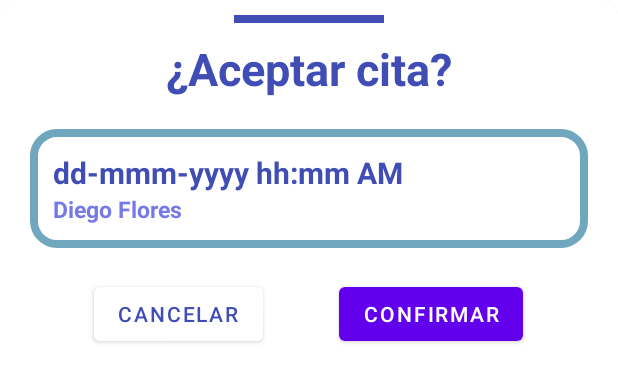
After one commit to DiegoMontes20/DealApp, an Android app: the layout fragment_citamodal.xml on its own in the app's theme, with its tools: preview values and no code run, on a phone screen of 412 x 824 dp. The commit adds this screen. Shown: the top 382 px of the screen. Run offline under Robolectric (Android 15) with nearby library versions, the phone set to English and light mode, and no system bars.

Commit message:
Diego Flores:
cambios recientes...

```diff
--- a/app/build.gradle
+++ b/app/build.gradle
@@ -49,6 +49,7 @@ dependencies {
     implementation 'androidx.navigation:navigation-fragment-ktx:2.3.0'
     implementation 'androidx.navigation:navigation-ui-ktx:2.3.0'
     implementation 'androidx.legacy:legacy-support-v4:1.0.0'
+    implementation 'androidx.recyclerview:recyclerview:1.2.1'
     testImplementation 'junit:junit:4.+'
     androidTestImplementation 'androidx.test.ext:junit:1.1.3'
     androidTestImplementation 'androidx.test.espresso:espresso-core:3.4.0'
--- a/app/src/main/java/mx/edu/utez/deal/proveedor/agenda/AgendaList.kt
+++ b/app/src/main/java/mx/edu/utez/deal/proveedor/agenda/AgendaList.kt
@@ -2,11 +2,23 @@ package mx.edu.utez.deal.proveedor.agenda
 
 import androidx.appcompat.app.AppCompatActivity
 import android.os.Bundle
+import android.widget.Toast
+import kotlinx.android.synthetic.main.activity_agenda_list.*
 import mx.edu.utez.deal.R
 
 class AgendaList : AppCompatActivity() {
     override fun onCreate(savedInstanceState: Bundle?) {
         super.onCreate(savedInstanceState)
         setContentView(R.layout.activity_agenda_list)
+
+        val citaModalFragment = CitaModalFragment()
+
+        listaAgenda.setOnItemClickListener { adapterView, view, position, id ->
+            citaModalFragment.show(supportFragmentManager, "CitaModalFragment")
+
+
+        }
+
     }
+
 }
--- /dev/null
+++ b/app/src/main/java/mx/edu/utez/deal/proveedor/agenda/CitaModalFragment.kt
@@ -0,0 +1,34 @@
+package mx.edu.utez.deal.proveedor.agenda
+
+import android.os.Bundle
+import android.view.LayoutInflater
+import android.view.View
+import android.view.ViewGroup
+import android.widget.Toast
+import com.google.android.material.bottomsheet.BottomSheetDialogFragment
+import kotlinx.android.synthetic.main.fragment_citamodal.*
+import mx.edu.utez.deal.R
+
+class CitaModalFragment : BottomSheetDialogFragment() {
+
+    override fun onCreateView(
+        inflater: LayoutInflater,
+        container: ViewGroup?,
+        savedInstanceState: Bundle?
+    ): View? {
+        return inflater.inflate(R.layout.fragment_citamodal, container, false)
+    }
+
+    override fun onViewCreated(view: View, savedInstanceState: Bundle?) {
+        super.onViewCreated(view, savedInstanceState)
+
+        btnConfirmarCita.setOnClickListener {
+            Toast.makeText(context, "Cita confirmada", Toast.LENGTH_LONG).show()
+        }
+
+        btnCancelarCita.setOnClickListener {
+            Toast.makeText(context, "Cita cancelada", Toast.LENGTH_LONG).show()
+        }
+    }
+
+}
--- a/app/src/main/res/drawable/esquinas_redondeadas.xml
+++ b/app/src/main/res/drawable/esquinas_redondeadas.xml
@@ -1,16 +1,13 @@
 <?xml version="1.0" encoding="utf-8"?>
-<shape
-    xmlns:android="http://schemas.android.com/apk/res/android"
+<shape xmlns:android="http://schemas.android.com/apk/res/android"
     android:shape="rectangle">
 
-    <solid
-        android:color="@color/white" >
-    </solid>
+    <solid android:color="@color/white"></solid>
 
     <corners
         android:topLeftRadius="12dp"
-        android:topRightRadius="12dp"   >
-        >
+        android:topRightRadius="12dp">
+
     </corners>
 
 </shape>
--- a/app/src/main/res/layout/activity_agenda_list.xml
+++ b/app/src/main/res/layout/activity_agenda_list.xml
@@ -37,7 +37,7 @@
         android:background="@color/secondaryDark"
         android:layout_marginBottom="8dp"/>
     <ListView
-        android:id="@+id/listaChat"
+        android:id="@+id/listaAgenda"
         android:layout_width="match_parent"
         android:divider="@color/white"
         android:layout_height="wrap_content"
--- a/app/src/main/res/layout/cita_item.xml
+++ b/app/src/main/res/layout/cita_item.xml
@@ -14,20 +14,22 @@
             android:layout_height="wrap_content"
             android:orientation="vertical"
             android:padding="15dp">
+
             <TextView
                 android:layout_width="wrap_content"
                 android:layout_height="match_parent"
                 android:text="dd-mmm-yyyy hh:mm AM"
-                android:textStyle="bold"
                 android:textColor="@color/primaryDark"
-                android:textSize="20dp"/>
+                android:textSize="20dp"
+                android:textStyle="bold" />
+
             <TextView
                 android:layout_width="wrap_content"
                 android:layout_height="match_parent"
                 android:text="Diego Flores"
-                android:textStyle="bold"
                 android:textColor="@color/primary"
-                android:textSize="15dp"/>
+                android:textSize="15dp"
+                android:textStyle="bold" />
         </LinearLayout>
 
     </LinearLayout>
--- /dev/null
+++ b/app/src/main/res/layout/fragment_citamodal.xml
@@ -0,0 +1,87 @@
+<?xml version="1.0" encoding="utf-8"?>
+<LinearLayout xmlns:android="http://schemas.android.com/apk/res/android"
+    android:layout_width="match_parent"
+    android:layout_height="match_parent"
+    android:background="@drawable/esquinas_redondeadas"
+    android:elevation="2dp"
+    android:gravity="center|top"
+    android:orientation="vertical">
+
+    <View
+        android:layout_width="100dp"
+        android:layout_height="5dp"
+        android:layout_marginVertical="10dp"
+        android:background="@color/primaryDark" />
+
+    <TextView
+        android:layout_width="match_parent"
+        android:layout_height="wrap_content"
+        android:layout_marginHorizontal="20dp"
+        android:layout_marginBottom="20dp"
+        android:gravity="center"
+        android:text="¿Aceptar cita?"
+        android:textColor="@color/primaryDark"
+        android:textSize="30dp"
+        android:textStyle="bold" />
+
+    <LinearLayout
+        android:layout_width="match_parent"
+        android:layout_height="wrap_content"
+        android:background="@drawable/cita_shape"
+        android:layout_marginHorizontal="20dp">
+
+        <LinearLayout
+            android:layout_width="match_parent"
+            android:layout_height="wrap_content"
+            android:orientation="vertical"
+            android:padding="15dp">
+
+            <TextView
+                android:layout_width="wrap_content"
+                android:layout_height="match_parent"
+                android:text="dd-mmm-yyyy hh:mm AM"
+                android:textColor="@color/primaryDark"
+                android:textSize="20dp"
+                android:textStyle="bold"
+                android:id="@+id/txtFechaHoraConfirmar"/>
+
+            <TextView
+                android:layout_width="wrap_content"
+                android:layout_height="match_parent"
+                android:text="Diego Flores"
+                android:textColor="@color/primary"
+                android:textSize="15dp"
+                android:textStyle="bold"
+                android:id="@+id/txtClienteConfirmar"/>
+        </LinearLayout>
+
+    </LinearLayout>
+
+    <LinearLayout
+        android:layout_width="wrap_content"
+        android:layout_height="wrap_content"
+        android:layout_margin="20dp"
+        android:gravity="center"
+        android:orientation="horizontal">
+
+        <Button
+            android:layout_width="match_parent"
+            android:layout_height="wrap_content"
+            android:layout_marginHorizontal="25dp"
+            android:backgroundTint="@color/white"
+            android:gravity="center"
+            android:text="Cancelar"
+            android:textColor="@color/primaryDark"
+            android:id="@+id/btnCancelarCita" />
+
+        <Button
+            android:layout_width="match_parent"
+            android:layout_height="wrap_content"
+            android:layout_marginHorizontal="25dp"
+            android:gravity="center"
+            android:text="Confirmar"
+            android:id="@+id/btnConfirmarCita"/>
+
+    </LinearLayout>
+
+</LinearLayout>
--- a/app/src/main/res/values/dimens.xml
+++ b/app/src/main/res/values/dimens.xml
@@ -2,4 +2,6 @@
     <!-- Default screen margins, per the Android Design guidelines. -->
     <dimen name="activity_horizontal_margin">16dp</dimen>
     <dimen name="activity_vertical_margin">16dp</dimen>
+    <dimen name="list_item_spacing">16dp</dimen>
+    <dimen name="list_item_spacing_half">8dp</dimen>
 </resources>
```
